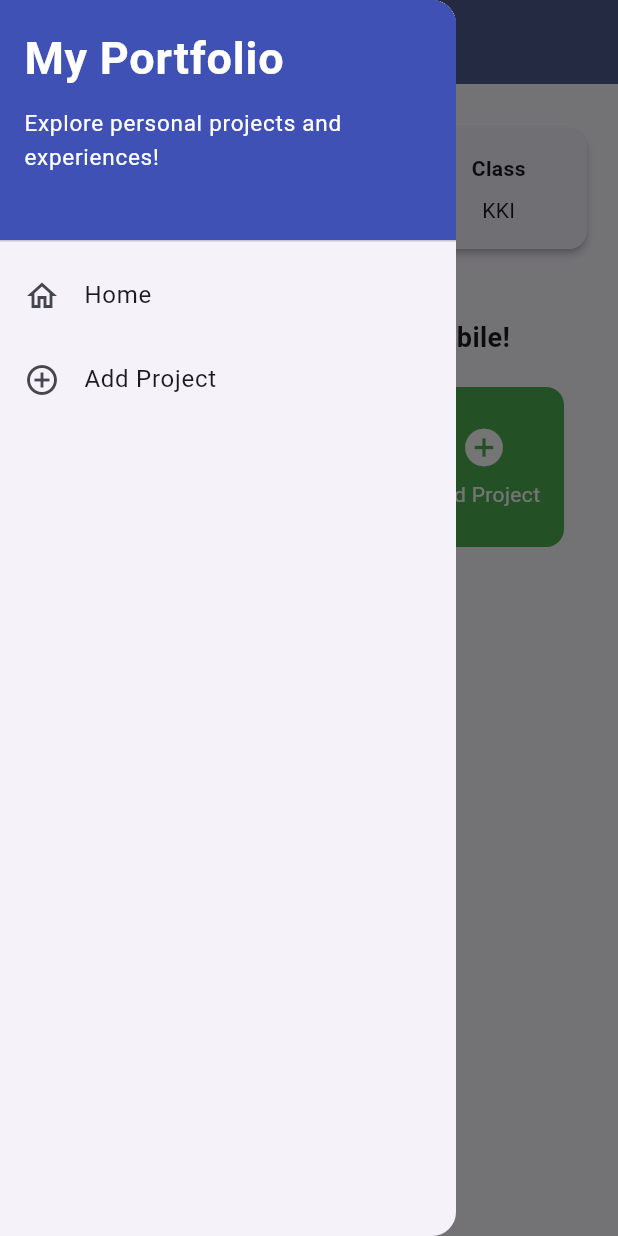
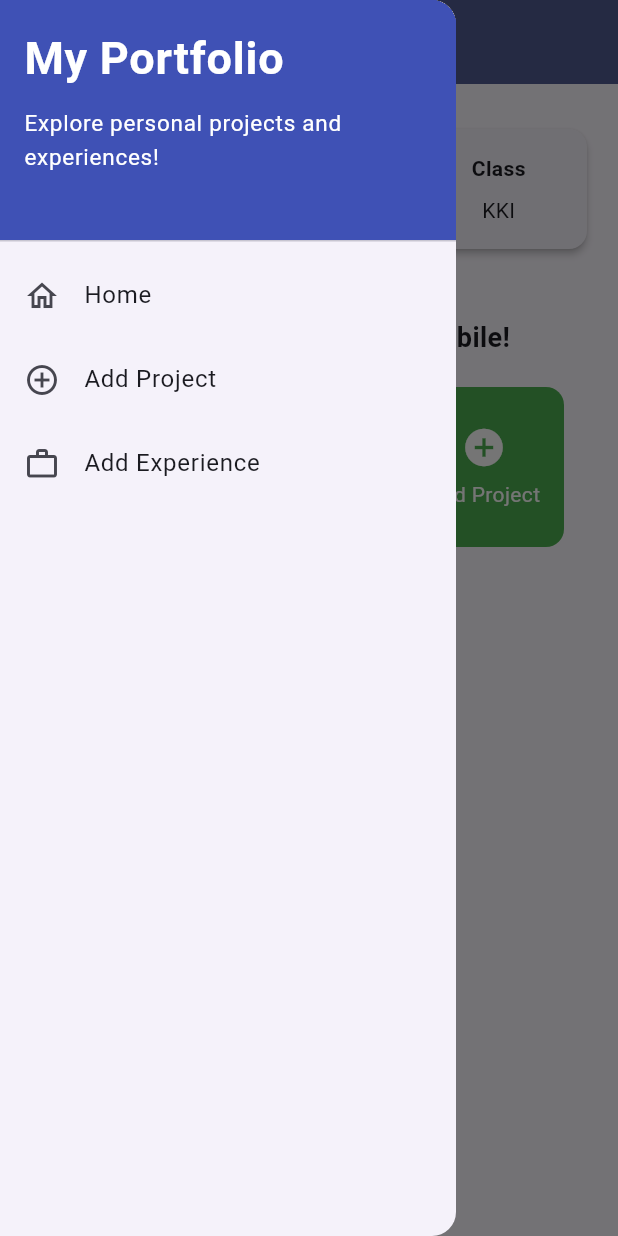
Before and after one commit to anginputih-droid/myportofolio_mobile, a Flutter app: the screen it shows after launch, with the side drawer open, on a phone screen of 412 x 824 dp. Run offline on Flutter 3.47's test engine with Material 3 defaults, Android fonts, the phone set to English and light mode, and no system bars; our stand-ins replace material_ui.

Commit message:
feat: add Add Experience option to drawer

```diff
--- a/lib/widgets/left_drawer.dart
+++ b/lib/widgets/left_drawer.dart
@@ -1,6 +1,7 @@
 import 'package:material_ui/material_ui.dart';
 import 'package:myportofolio_mobile/screens/menu.dart';
 import 'package:myportofolio_mobile/screens/project_form.dart';
+import 'package:myportofolio_mobile/screens/experience_form.dart';
 
 class LeftDrawer extends StatelessWidget {
   const LeftDrawer({super.key});
@@ -60,6 +61,17 @@ class LeftDrawer extends StatelessWidget {
               );
             },
           ),
+          ListTile(
+            leading: const Icon(Icons.work_outline),
+            title: const Text('Add Experience'),
+            // Navigate to the Add Experience screen
+            onTap: () {
+              Navigator.push(
+                context,
+                MaterialPageRoute(builder: (context) => const ExperienceFormPage()),
+              );
+            },
+          ),
         ],
       ),
     );
```
